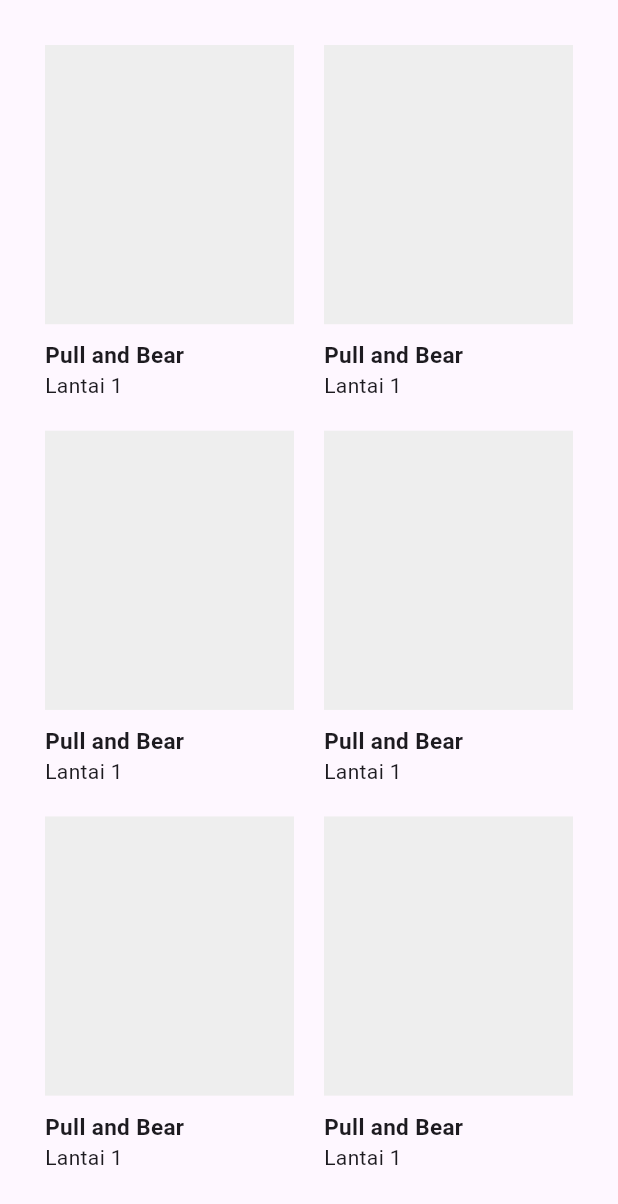
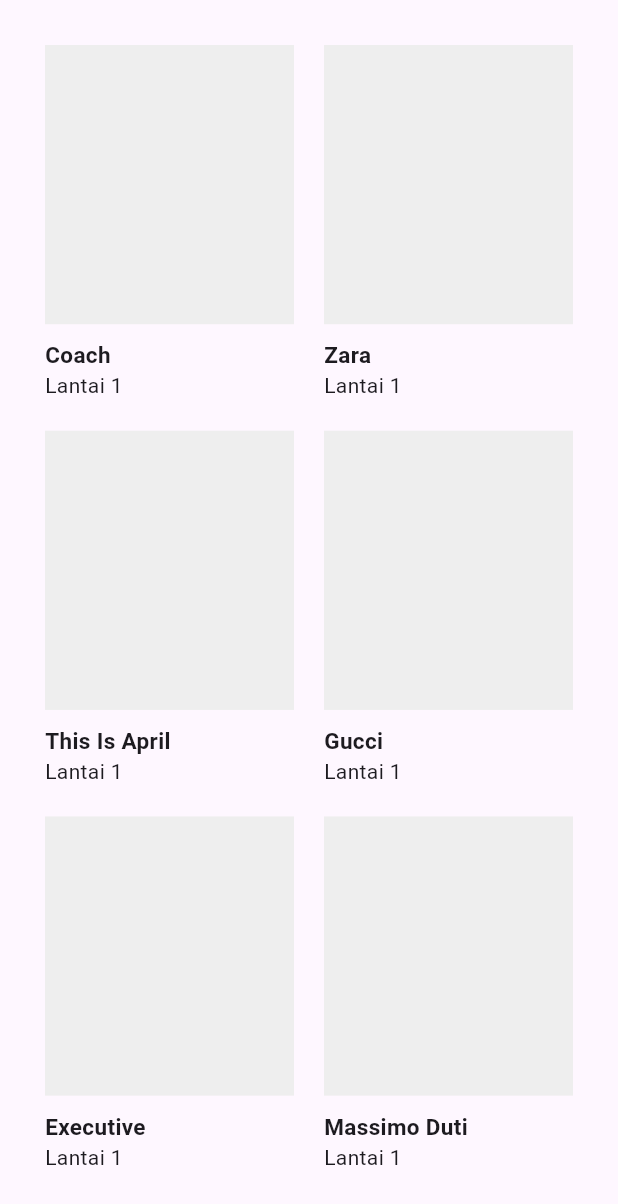
Before and after one commit to rizyxy/flutter-mallhub, a Flutter app: the screen it shows after launch, on a phone screen of 412 x 824 dp. Shown: the top 1204 px of the screen. Run offline on Flutter 3.47's test engine with Material 3 defaults, Android fonts, the phone set to English and light mode, and no system bars; our stand-ins replace equatable, flutter_bloc, flutter_dotenv.

Commit message:
Created Store Repository using Mock Data

```diff
--- a/lib/presentation/bloc/store_bloc/store_bloc.dart
+++ b/lib/presentation/bloc/store_bloc/store_bloc.dart
@@ -1,28 +1,39 @@
 import 'package:equatable/equatable.dart';
 import 'package:flutter_bloc/flutter_bloc.dart';
+import 'package:flutter_mallhub/data/model/store.dart';
+import 'package:flutter_mallhub/data/repository/store_repository.dart';
 
 part 'store_state.dart';
 part 'store_event.dart';
 
 class StoreBloc extends Bloc<StoreEvent, StoreState> {
+  StoreRepository _storeRepository = StoreRepository();
+
   StoreBloc() : super(StoreInitial()) {
     on<FetchStores>((event, emit) async {
       emit(StoreLoading());
 
       try {
-        await Future.delayed(Duration(seconds: 2));
-        emit(StoreSuccess());
+        List<StoreModel> stores = await _storeRepository.fetchStores();
+
+        emit(StoreSuccess(stores: stores));
       } catch (e) {
         emit(StoreError());
       }
     });
 
     on<FetchMoreStores>((event, emit) async {
-      emit(StoreLoadingMore());
+      StoreSuccess prevState = state as StoreSuccess;
+      List<StoreModel> prevStores = prevState.stores;
+
+      emit(StoreLoadingMore(stores: prevStores));
 
       try {
-        await Future.delayed(Duration(seconds: 2));
-        emit(StoreSuccess());
+        List<StoreModel> newStores = await _storeRepository.fetchStores();
+
+        prevStores.addAll(newStores);
+
+        emit(StoreSuccess(stores: prevStores));
       } catch (e) {
         emit(StoreError());
       }
--- a/lib/presentation/bloc/store_bloc/store_state.dart
+++ b/lib/presentation/bloc/store_bloc/store_state.dart
@@ -11,8 +11,22 @@
 
 class StoreLoading extends StoreState {}
 
-class StoreLoadingMore extends StoreState {}
+class StoreLoadingMore extends StoreState {
+  final List<StoreModel> stores;
 
-class StoreSuccess extends StoreState {}
+  const StoreLoadingMore({required this.stores});
+
+  @override
+  List<Object?> get props => [stores];
+}
+
+class StoreSuccess extends StoreState {
+  final List<StoreModel> stores;
+
+  const StoreSuccess({required this.stores});
+
+  @override
+  List<Object?> get props => [stores];
+}
 
 class StoreError extends StoreState {}
--- a/lib/presentation/screens/store_page.dart
+++ b/lib/presentation/screens/store_page.dart
@@ -34,7 +34,12 @@
                       }
 
                       if (state is StoreLoadingMore) {
-                        return StoreGrid();
+                        return StoreGrid(
+                          key:
+                              PageStorageKey<String>('storeGridScrollPosition'),
+                          stores: state.stores,
+                          isLoadingMore: true,
+                        );
                       }
 
                       if (state is StoreSuccess) {
@@ -43,7 +48,12 @@
                               _onScrollMax(context, notification);
                               return false;
                             },
-                            child: StoreGrid());
+                            child: StoreGrid(
+                              key: PageStorageKey<String>(
+                                  'storeGridScrollPosition'),
+                              stores: state.stores,
+                              isLoadingMore: false,
+                            ));
                       }
 
                       return SizedBox.shrink();
--- a/lib/presentation/widgets/store/store_grid.dart
+++ b/lib/presentation/widgets/store/store_grid.dart
@@ -1,54 +1,33 @@
 import 'package:flutter/material.dart';
+import 'package:flutter_mallhub/data/model/store.dart';
 import 'package:flutter_mallhub/presentation/widgets/shared/item_card.dart';
 
 class StoreGrid extends StatelessWidget {
-  const StoreGrid({
-    super.key,
-  });
+  const StoreGrid(
+      {super.key, required this.stores, required this.isLoadingMore});
+
+  final List<StoreModel> stores;
+  final bool isLoadingMore;
 
   @override
   Widget build(BuildContext context) {
-    return GridView(
+    return GridView.builder(
       physics: BouncingScrollPhysics(),
       gridDelegate: SliverGridDelegateWithFixedCrossAxisCount(
           crossAxisCount: 2,
           childAspectRatio: 0.7,
           crossAxisSpacing: 20,
           mainAxisSpacing: 20),
-      children: <Widget>[
-        ItemCard(
-          itemName: "Pull and Bear",
-          itemInformation: "Lantai 1",
-        ),
-        ItemCard(
-          itemName: "Pull and Bear",
-          itemInformation: "Lantai 1",
-        ),
-        ItemCard(
-          itemName: "Pull and Bear",
-          itemInformation: "Lantai 1",
-        ),
-        ItemCard(
-          itemName: "Pull and Bear",
-          itemInformation: "Lantai 1",
-        ),
-        ItemCard(
-          itemName: "Pull and Bear",
-          itemInformation: "Lantai 1",
-        ),
-        ItemCard(
-          itemName: "Pull and Bear",
-          itemInformation: "Lantai 1",
-        ),
-        ItemCard(
-          itemName: "Pull and Bear",
-          itemInformation: "Lantai 1",
-        ),
-        ItemCard(
-          itemName: "Pull and Bear",
-          itemInformation: "Lantai 1",
-        ),
-      ],
+      itemCount: stores.length + (isLoadingMore ? 8 : 0),
+      itemBuilder: (context, index) {
+        if (index >= stores.length) {
+          return Center(child: CircularProgressIndicator());
+        }
+
+        return ItemCard(
+            itemName: stores[index].name,
+            itemInformation: "Lantai ${stores[index].floorName}");
+      },
     );
   }
 }
```
Also changed, not shown: lib/data/repository/store_repository.dart (added, +75 -0 lines).
